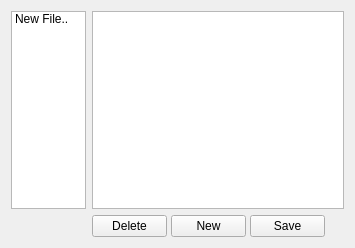
Old version of the form mainwindow.ui in the repository jinhuang712/Notepad.
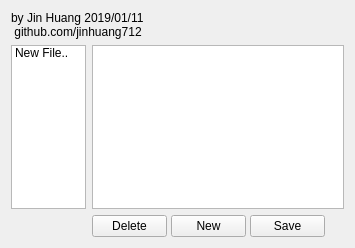
New version of the form. Icons and pictures are not drawn.

What changed in the file:
```diff
--- a/mainwindow.ui
+++ b/mainwindow.ui
@@ -157,6 +157,14 @@
       </property>
      </widget>
     </item>
+    <item row="0" column="0" colspan="2">
+     <widget class="QLabel" name="label">
+      <property name="text">
+       <string>by Jin Huang 2019/01/11 
+ github.com/jinhuang712 </string>
+      </property>
+     </widget>
+    </item>
    </layout>
   </widget>
   <action name="actionClear">
```
